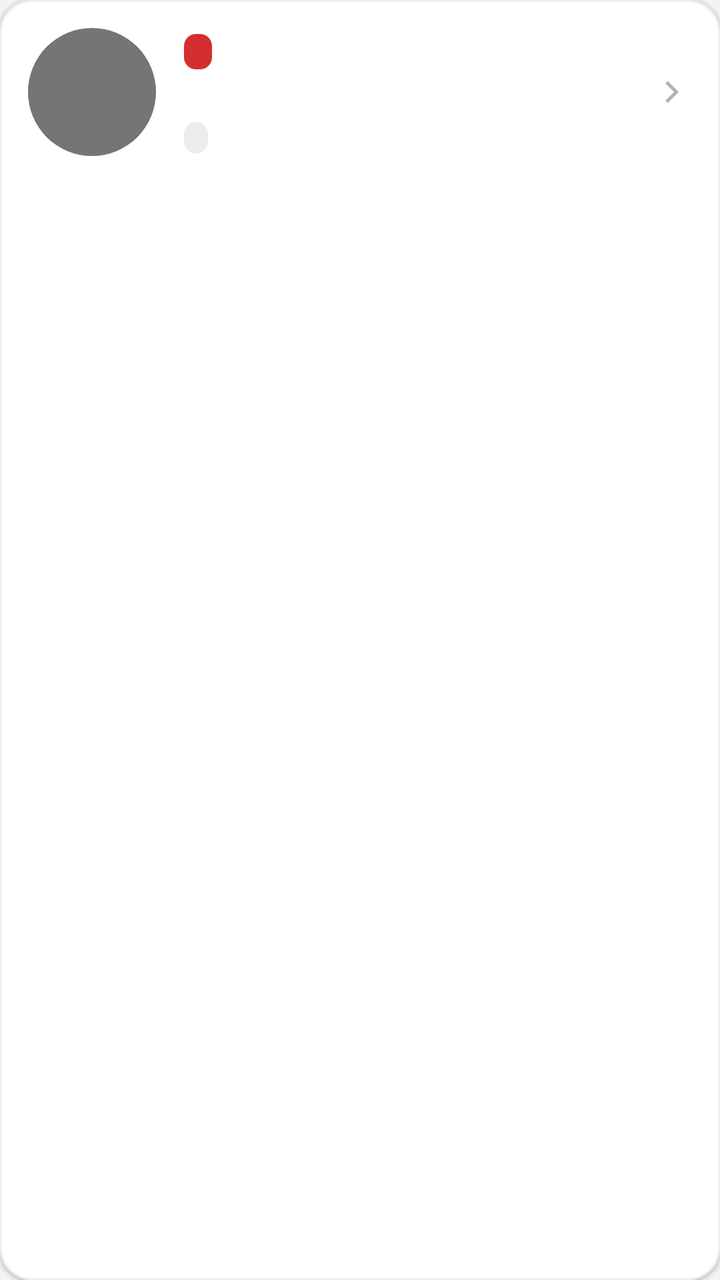
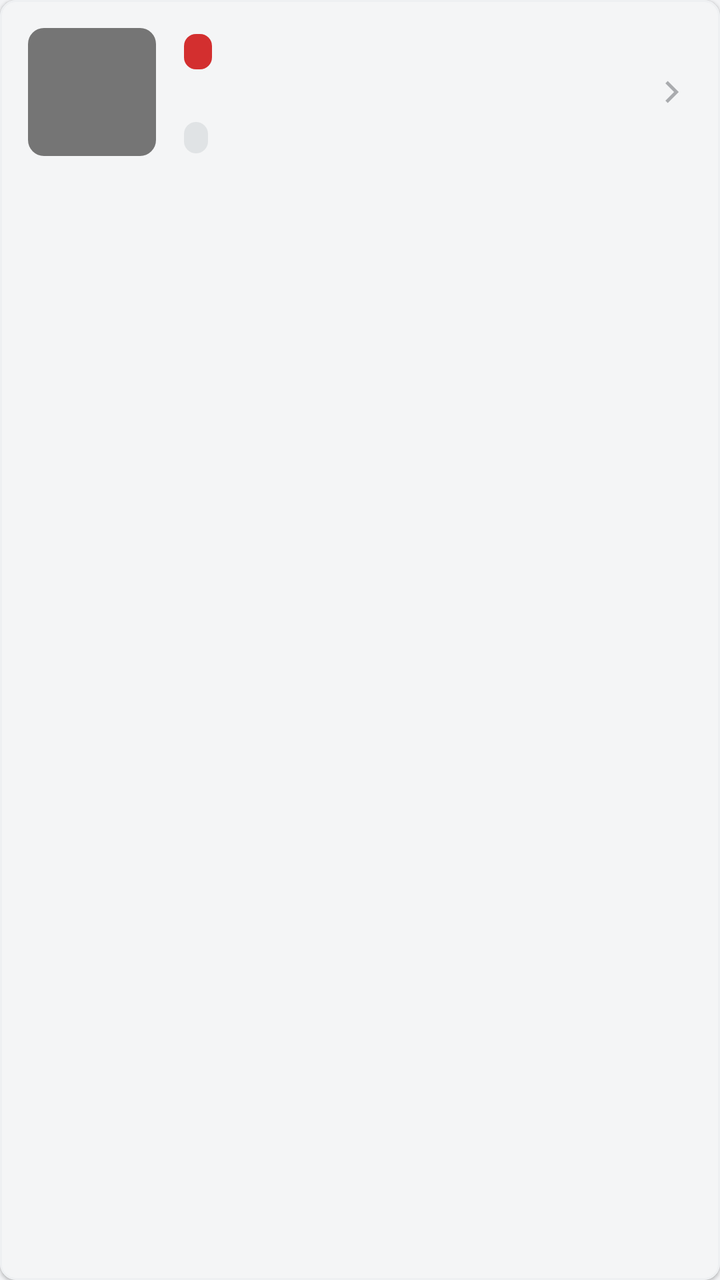

Before-and-after screenshots of an Android layout around one commit, followed by the original layout XML and the change that was made.
<!-- AndroidManifest.xml: application theme Theme.EarthquakeMonitor -->
<!-- res/layout/item_eew.xml -->
<?xml version="1.0" encoding="utf-8"?>
<com.google.android.material.card.MaterialCardView xmlns:android="http://schemas.android.com/apk/res/android"
    xmlns:app="http://schemas.android.com/apk/res-auto"
    android:layout_width="match_parent"
    android:layout_height="wrap_content"
    android:layout_marginHorizontal="12dp"
    android:layout_marginVertical="6dp"
    android:foreground="?android:attr/selectableItemBackground"
    app:cardBackgroundColor="@color/surface"
    app:cardCornerRadius="16dp"
    app:cardElevation="1dp"
    app:rippleColor="#14000000">

    <LinearLayout
        android:layout_width="match_parent"
        android:layout_height="wrap_content"
        android:gravity="center_vertical"
        android:orientation="horizontal"
        android:padding="14dp">

        <FrameLayout
            android:layout_width="64dp"
            android:layout_height="64dp">

            <View
                android:id="@+id/eewBadgeBg"
                android:layout_width="64dp"
                android:layout_height="64dp"
                android:background="@drawable/bg_magnitude" />

            <TextView
                android:id="@+id/eewMagnitude"
                android:layout_width="64dp"
                android:layout_height="64dp"
                android:gravity="center"
                android:maxLines="1"
                android:textColor="@color/white"
                android:textSize="20sp"
                android:textStyle="bold" />
        </FrameLayout>

        <LinearLayout
            android:layout_width="0dp"
            android:layout_height="wrap_content"
            android:layout_marginStart="14dp"
            android:layout_weight="1"
            android:orientation="vertical">

            <LinearLayout
                android:layout_width="match_parent"
                android:layout_height="wrap_content"
                android:gravity="center_vertical"
                android:orientation="horizontal">

                <TextView
                    android:id="@+id/eewTag"
                    android:layout_width="wrap_content"
                    android:layout_height="wrap_content"
                    android:background="@drawable/bg_eew_tag"
                    android:paddingHorizontal="7dp"
                    android:paddingVertical="2dp"
                    android:textColor="@color/white"
                    android:textSize="10sp"
                    android:textStyle="bold" />

                <TextView
                    android:id="@+id/eewPlace"
                    android:layout_width="0dp"
                    android:layout_height="wrap_content"
                    android:layout_marginStart="6dp"
                    android:layout_weight="1"
                    android:ellipsize="end"
                    android:maxLines="1"
                    android:textColor="@color/on_surface"
                    android:textSize="16sp"
                    android:textStyle="bold" />
            </LinearLayout>

            <TextView
                android:id="@+id/eewTime"
                android:layout_width="wrap_content"
                android:layout_height="wrap_content"
                android:layout_marginTop="4dp"
                android:textColor="@color/text_secondary"
                android:textSize="12sp" />

            <TextView
                android:id="@+id/eewSource"
                android:layout_width="wrap_content"
                android:layout_height="wrap_content"
                android:layout_marginTop="4dp"
                android:background="@drawable/bg_source_tag"
                android:paddingHorizontal="6dp"
                android:paddingVertical="1dp"
                android:textColor="@color/primary"
                android:textSize="10sp" />
        </LinearLayout>

        <ImageView
            android:id="@+id/eewChevron"
            android:layout_width="20dp"
            android:layout_height="20dp"
            android:alpha="0.35"
            android:contentDescription="@null"
            app:srcCompat="@drawable/ic_chevron_right" />
    </LinearLayout>
</com.google.android.material.card.MaterialCardView>
<!-- resources referenced by this layout -->
<resources>
  <color name="on_surface">#1F2328</color>
  <color name="primary">#37474F</color>
  <color name="surface">#FFFFFF</color>
  <color name="text_secondary">#8A9199</color>
  <color name="white">#FFFFFF</color>
  <!-- drawable bg_eew_tag (drawable) -->
  <?xml version="1.0" encoding="utf-8"?>
  <shape xmlns:android="http://schemas.android.com/apk/res/android"
      android:shape="rectangle">
      <solid android:color="#D32F2F" />
      <corners android:radius="6dp" />
  </shape>
  <!-- drawable bg_magnitude (drawable) -->
  <?xml version="1.0" encoding="utf-8"?>
  <shape xmlns:android="http://schemas.android.com/apk/res/android"
      android:shape="oval">
      <solid android:color="@color/gray" />
  </shape>
  <!-- drawable bg_source_tag (drawable) -->
  <?xml version="1.0" encoding="utf-8"?>
  <shape xmlns:android="http://schemas.android.com/apk/res/android"
      android:shape="rectangle">
      <solid android:color="#1A37474F" />
      <corners android:radius="6dp" />
  </shape>
  <!-- drawable ic_chevron_right (drawable) -->
  <?xml version="1.0" encoding="utf-8"?>
  <vector xmlns:android="http://schemas.android.com/apk/res/android"
      android:width="24dp"
      android:height="24dp"
      android:viewportWidth="24"
      android:viewportHeight="24">
      <path
          android:fillColor="#1F2328"
          android:pathData="M9.4,18.6L8,17.2L13.2,12L8,6.8L9.4,5.4L16,12Z" />
  </vector>
  <style name="Theme.EarthquakeMonitor" parent="Theme.MaterialComponents.DayNight.NoActionBar">
          <item name="colorPrimary">@color/primary</item>
          <item name="colorPrimaryVariant">@color/primary_dark</item>
          <item name="colorOnPrimary">@color/white</item>
          <item name="colorSecondary">@color/teal_200</item>
          <item name="colorOnSecondary">@color/black</item>
          <item name="android:windowBackground">@color/background</item>
          <item name="android:statusBarColor">@color/primary</item>
          <item name="android:windowLightStatusBar" tools:targetApi="23">false</item>
          <item name="android:windowOptOutEdgeToEdgeEnforcement" tools:targetApi="35">true</item>
          <item name="materialCardViewStyle">@style/Widget.EarthquakeMonitor.Card</item>
          <item name="materialButtonStyle">@style/Widget.EarthquakeMonitor.Button</item>
      </style>
  <color name="gray">#757575</color>
  <color name="primary_dark">#263238</color>
  <color name="teal_200">#03DAC5</color>
  <color name="black">#000000</color>
  <color name="background">#F2F3F5</color>
  <style name="Widget.EarthquakeMonitor.Card" parent="Widget.MaterialComponents.CardView">
          <item name="cardCornerRadius">16dp</item>
          <item name="cardElevation">1dp</item>
          <item name="cardBackgroundColor">@color/surface</item>
          <item name="strokeColor">@color/divider</item>
          <item name="strokeWidth">1dp</item>
          <item name="rippleColor">#14000000</item>
      </style>
  <style name="Widget.EarthquakeMonitor.Button" parent="Widget.MaterialComponents.Button">
          <item name="cornerRadius">24dp</item>
      </style>
  <color name="divider">#EEF0F2</color>
</resources>

<!-- the commit's change to res/layout/item_eew.xml (unified diff, before → after) -->
@@ -7,7 +7,7 @@
     android:layout_marginVertical="6dp"
     android:foreground="?android:attr/selectableItemBackground"
     app:cardBackgroundColor="@color/surface"
-    app:cardCornerRadius="16dp"
+    app:cardCornerRadius="8dp"
     app:cardElevation="1dp"
     app:rippleColor="#14000000">
 
<!-- resource entries referenced after the edit -->
@@ -15,8 +15,9 @@
   <!-- drawable bg_magnitude (drawable) -->
   <?xml version="1.0" encoding="utf-8"?>
   <shape xmlns:android="http://schemas.android.com/apk/res/android"
-      android:shape="oval">
+      android:shape="rectangle">
       <solid android:color="@color/gray" />
+      <corners android:radius="8dp" />
   </shape>
   <!-- drawable bg_source_tag (drawable) -->
   <?xml version="1.0" encoding="utf-8"?>
@@ -36,12 +37,13 @@
           android:fillColor="#1F2328"
           android:pathData="M9.4,18.6L8,17.2L13.2,12L8,6.8L9.4,5.4L16,12Z" />
   </vector>
-  <style name="Theme.EarthquakeMonitor" parent="Theme.MaterialComponents.DayNight.NoActionBar">
+  <style name="Theme.EarthquakeMonitor" parent="Theme.Material3.DayNight.NoActionBar">
           <item name="colorPrimary">@color/primary</item>
-          <item name="colorPrimaryVariant">@color/primary_dark</item>
           <item name="colorOnPrimary">@color/white</item>
-          <item name="colorSecondary">@color/teal_200</item>
-          <item name="colorOnSecondary">@color/black</item>
+          <item name="colorSurface">@color/surface</item>
+          <item name="colorOnSurface">@color/on_surface</item>
+          <item name="colorOutline">@color/divider</item>
+          <item name="colorControlActivated">@color/primary</item>
           <item name="android:windowBackground">@color/background</item>
           <item name="android:statusBarColor">@color/primary</item>
           <item name="android:windowLightStatusBar" tools:targetApi="23">false</item>
@@ -50,20 +52,16 @@
           <item name="materialButtonStyle">@style/Widget.EarthquakeMonitor.Button</item>
       </style>
   <color name="gray">#757575</color>
-  <color name="primary_dark">#263238</color>
-  <color name="teal_200">#03DAC5</color>
-  <color name="black">#000000</color>
   <color name="background">#F2F3F5</color>
-  <style name="Widget.EarthquakeMonitor.Card" parent="Widget.MaterialComponents.CardView">
-          <item name="cardCornerRadius">16dp</item>
+  <style name="Widget.EarthquakeMonitor.Card" parent="Widget.Material3.CardView.Elevated">
+          <item name="cardCornerRadius">8dp</item>
           <item name="cardElevation">1dp</item>
           <item name="cardBackgroundColor">@color/surface</item>
           <item name="strokeColor">@color/divider</item>
           <item name="strokeWidth">1dp</item>
-          <item name="rippleColor">#14000000</item>
       </style>
-  <style name="Widget.EarthquakeMonitor.Button" parent="Widget.MaterialComponents.Button">
-          <item name="cornerRadius">24dp</item>
+  <style name="Widget.EarthquakeMonitor.Button" parent="Widget.Material3.Button">
+          <item name="cornerRadius">8dp</item>
       </style>
   <color name="divider">#EEF0F2</color>
 </resources>
